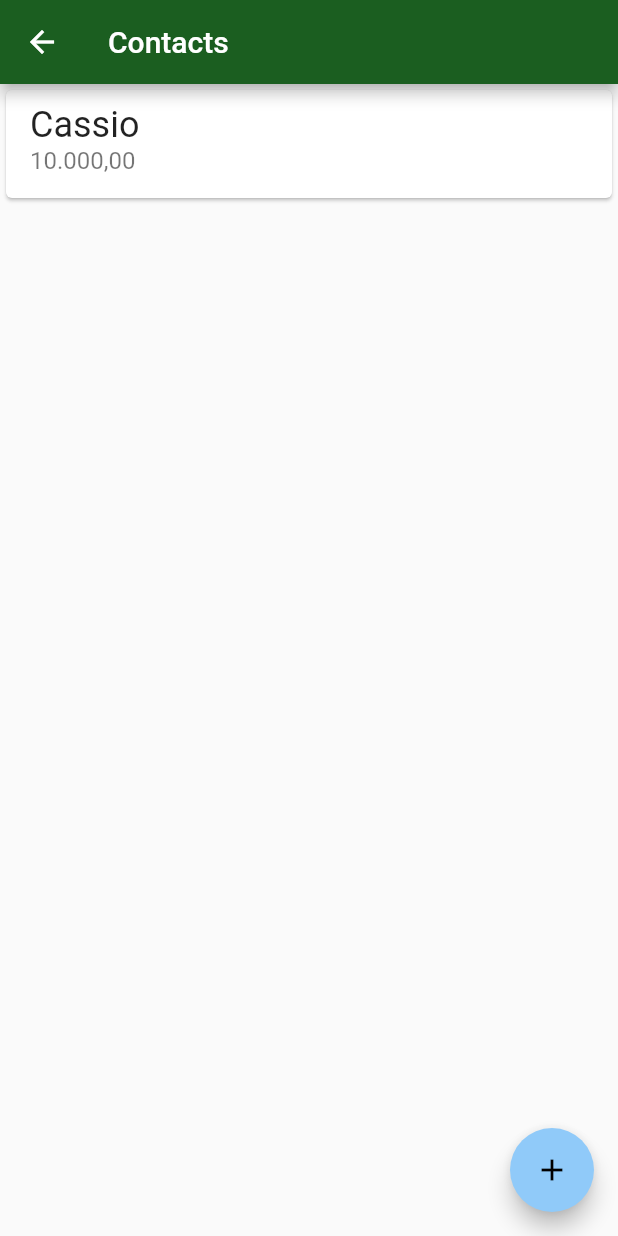
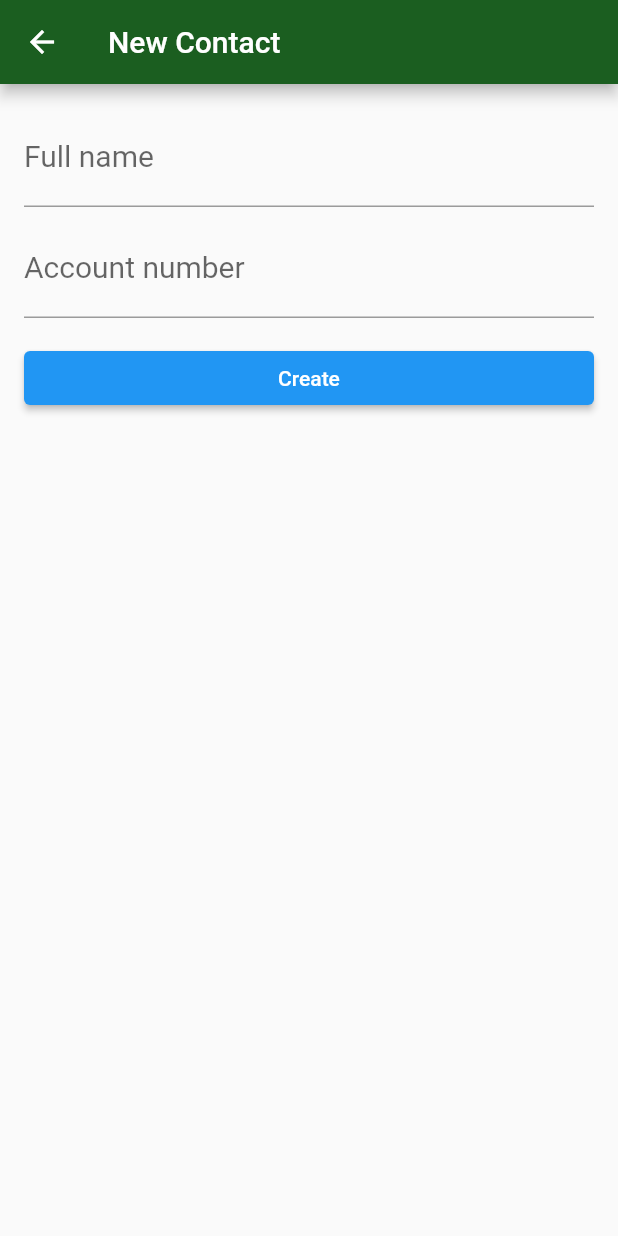
Before and after one commit to cassioate/ByteBankApp, a Flutter app: the ContactsList screen opened directly, after a tap on the "add" icon, on a phone screen of 412 x 824 dp. Run offline on Flutter 3.47's test engine with Material 2 defaults, Android fonts, the phone set to English and light mode, and no system bars.

Commit message:
Finalizando fluxo ContactList/ContactForm/Dashboard

```diff
--- a/lib/Components/Buttons/ContactsButton.dart
+++ b/lib/Components/Buttons/ContactsButton.dart
@@ -1,3 +1,4 @@
+import 'package:bytebank/Widgets/ContactForm/ContactForm.dart';
 import 'package:bytebank/Widgets/ContactsList/ContactsList.dart';
 import 'package:flutter/material.dart';
 
--- /dev/null
+++ b/lib/Model/Contact.dart
@@ -0,0 +1,12 @@
+class Contact {
+  final String? name;
+  final int? accountNumber;
+
+  Contact(
+    this.name,
+    this.accountNumber,
+  );
+
+  @override
+  String toString() => 'Contact(name: $name, accountNumber: $accountNumber)';
+}
--- /dev/null
+++ b/lib/Widgets/ContactForm/ContactForm.dart
@@ -0,0 +1,64 @@
+import 'package:bytebank/Model/Contact.dart';
+import 'package:flutter/material.dart';
+
+class ContactForm extends StatefulWidget {
+  @override
+  _ContactFormState createState() => _ContactFormState();
+}
+
+class _ContactFormState extends State<ContactForm> {
+  final TextEditingController _nomeController = TextEditingController();
+  final TextEditingController _accountNumberController =
+      TextEditingController();
+  Contact newContact = Contact(null, null);
+
+  criando(context) {
+    this.newContact = Contact(
+        _nomeController.text, int.tryParse(_accountNumberController.text));
+    Navigator.pop(context, this.newContact);
+  }
+
+  @override
+  Widget build(BuildContext context) {
+    return Scaffold(
+      appBar: AppBar(
+        title: Text('New Contact'),
+      ),
+      body: Padding(
+        padding: const EdgeInsets.all(16.0),
+        child: Column(
+          children: <Widget>[
+            TextField(
+              controller: _nomeController,
+              decoration: InputDecoration(
+                labelText: 'Full name',
+              ),
+              style: TextStyle(fontSize: 20.0),
+            ),
+            Padding(
+              padding: const EdgeInsets.only(top: 8.0),
+              child: TextField(
+                controller: _accountNumberController,
+                decoration: InputDecoration(
+                  labelText: 'Account number',
+                ),
+                style: TextStyle(fontSize: 20.0),
+                keyboardType: TextInputType.number,
+              ),
+            ),
+            Padding(
+              padding: const EdgeInsets.only(top: 16.0),
+              child: SizedBox(
+                width: double.maxFinite,
+                child: ElevatedButton(
+                  onPressed: () => criando(context),
+                  child: Text('Create'),
+                ),
+              ),
+            ),
+          ],
+        ),
+      ),
+    );
+  }
+}
--- a/lib/Widgets/ContactsList/ContactsList.dart
+++ b/lib/Widgets/ContactsList/ContactsList.dart
@@ -1,4 +1,4 @@
-import 'package:bytebank/Widgets/Dashboard/Dashboard.dart';
+import 'package:bytebank/Widgets/ContactForm/ContactForm.dart';
 import 'package:flutter/material.dart';
 
 class ContactsList extends StatefulWidget {
@@ -7,6 +7,15 @@ class ContactsList extends StatefulWidget {
 }
 
 class _ContactsListState extends State<ContactsList> {
+  adicionar() {
+    Navigator.push(
+      context,
+      MaterialPageRoute(
+        builder: (context) => ContactForm(),
+      ),
+    ).then((value) => print(value));
+  }
+
   @override
   Widget build(BuildContext context) {
     return Scaffold(
@@ -30,7 +39,7 @@ class _ContactsListState extends State<ContactsList> {
         ],
       ),
       floatingActionButton: FloatingActionButton(
-        onPressed: () => {},
+        onPressed: () => adicionar(),
         child: Icon(Icons.add),
       ),
     );
```
